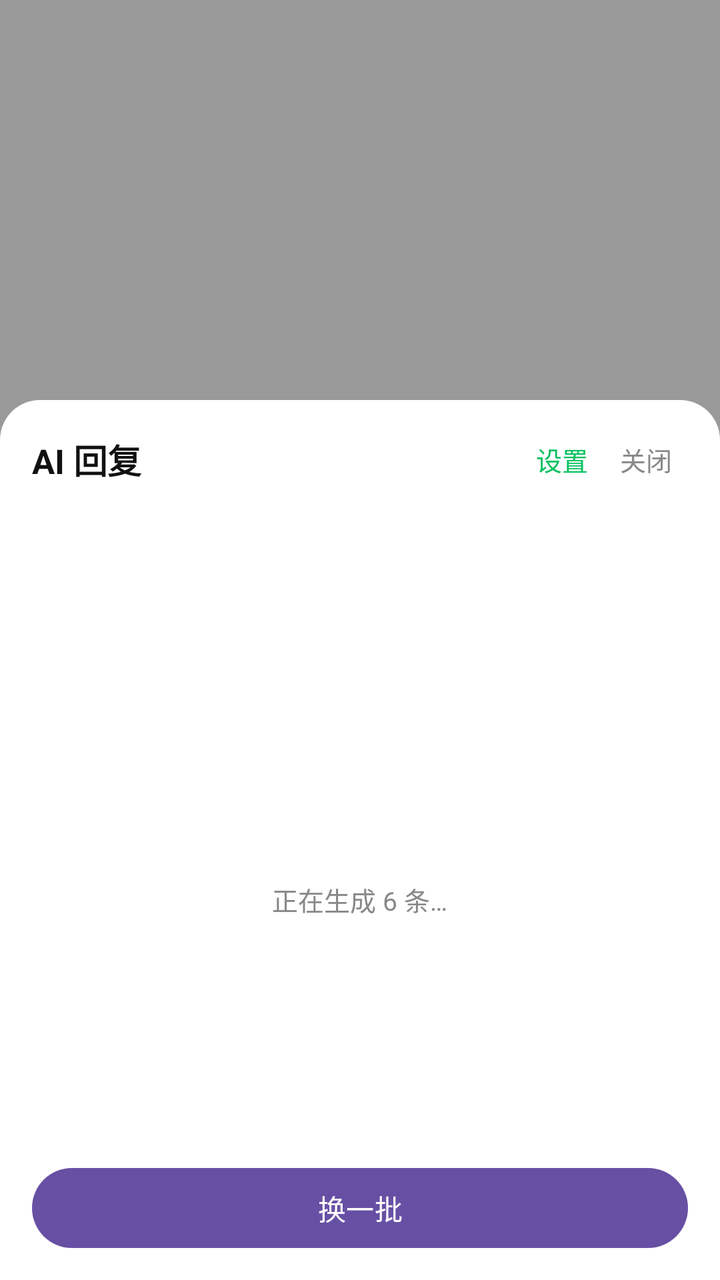
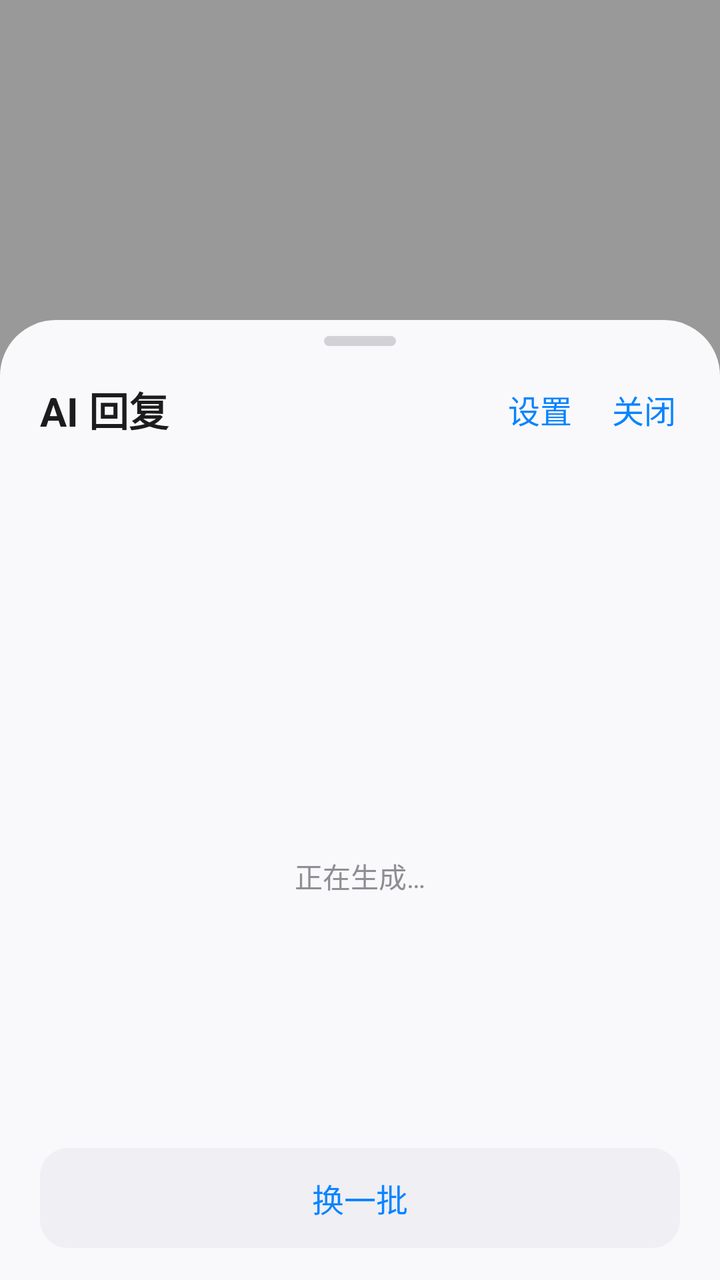

Two renders of the same Android screen: before a commit and after it. Below are the layout's source before the change and the commit's diff.
<!-- AndroidManifest.xml: activity theme Theme.ReplyPanel -->
<!-- res/layout/activity_reply.xml -->
<?xml version="1.0" encoding="utf-8"?>
<FrameLayout xmlns:android="http://schemas.android.com/apk/res/android"
    android:layout_width="match_parent"
    android:layout_height="match_parent">

    <View
        android:id="@+id/scrim"
        android:layout_width="match_parent"
        android:layout_height="match_parent"
        android:background="@color/scrim" />

    <LinearLayout
        android:id="@+id/panel"
        android:layout_width="match_parent"
        android:layout_height="440dp"
        android:layout_gravity="bottom"
        android:background="@drawable/bg_panel"
        android:orientation="vertical"
        android:paddingStart="16dp"
        android:paddingTop="12dp"
        android:paddingEnd="16dp"
        android:paddingBottom="12dp">

        <LinearLayout
            android:layout_width="match_parent"
            android:layout_height="wrap_content"
            android:gravity="center_vertical"
            android:orientation="horizontal">

            <TextView
                android:layout_width="0dp"
                android:layout_height="wrap_content"
                android:layout_weight="1"
                android:text="AI 回复"
                android:textColor="@color/text_primary"
                android:textSize="17sp"
                android:textStyle="bold" />

            <TextView
                android:id="@+id/btnSettings"
                android:layout_width="wrap_content"
                android:layout_height="wrap_content"
                android:padding="8dp"
                android:text="设置"
                android:textColor="@color/accent"
                android:textSize="13sp" />

            <TextView
                android:id="@+id/btnClose"
                android:layout_width="wrap_content"
                android:layout_height="wrap_content"
                android:padding="8dp"
                android:text="关闭"
                android:textColor="@color/text_secondary"
                android:textSize="13sp" />
        </LinearLayout>

        <TextView
            android:id="@+id/tvSource"
            android:layout_width="match_parent"
            android:layout_height="wrap_content"
            android:layout_marginTop="2dp"
            android:ellipsize="end"
            android:maxLines="2"
            android:textColor="@color/text_secondary"
            android:textSize="12sp" />

        <FrameLayout
            android:layout_width="match_parent"
            android:layout_height="0dp"
            android:layout_marginTop="10dp"
            android:layout_weight="1">

            <androidx.recyclerview.widget.RecyclerView
                android:id="@+id/list"
                android:layout_width="match_parent"
                android:layout_height="match_parent"
                android:clipToPadding="false"
                android:paddingBottom="8dp"
                android:visibility="gone" />

            <LinearLayout
                android:id="@+id/loading"
                android:layout_width="match_parent"
                android:layout_height="match_parent"
                android:gravity="center"
                android:orientation="vertical">

                <ProgressBar
                    android:layout_width="40dp"
                    android:layout_height="40dp" />

                <TextView
                    android:layout_width="wrap_content"
                    android:layout_height="wrap_content"
                    android:layout_marginTop="12dp"
                    android:text="正在生成 6 条…"
                    android:textColor="@color/text_secondary"
                    android:textSize="13sp" />
            </LinearLayout>

            <ScrollView
                android:id="@+id/errorScroll"
                android:layout_width="match_parent"
                android:layout_height="match_parent"
                android:visibility="gone">

                <TextView
                    android:id="@+id/tvError"
                    android:layout_width="match_parent"
                    android:layout_height="wrap_content"
                    android:gravity="center"
                    android:lineSpacingExtra="4dp"
                    android:padding="20dp"
                    android:textColor="@color/text_secondary"
                    android:textSize="13sp" />
            </ScrollView>

        </FrameLayout>

        <Button
            android:id="@+id/btnRetry"
            android:layout_width="match_parent"
            android:layout_height="48dp"
            android:layout_marginTop="8dp"
            android:text="换一批" />

    </LinearLayout>
</FrameLayout>
<!-- resources referenced by this layout -->
<resources>
  <color name="accent">#07C160</color>
  <color name="scrim">#66000000</color>
  <color name="text_primary">#111111</color>
  <color name="text_secondary">#888888</color>
  <!-- drawable bg_panel (drawable) -->
  <?xml version="1.0" encoding="utf-8"?>
  <shape xmlns:android="http://schemas.android.com/apk/res/android"
      android:shape="rectangle">
      <solid android:color="@color/panel_bg" />
      <corners
          android:topLeftRadius="20dp"
          android:topRightRadius="20dp" />
  </shape>
  <style name="Theme.ReplyPanel" parent="Theme.Material3.Light.NoActionBar">
          <item name="android:windowIsTranslucent">true</item>
          <item name="android:windowBackground">@android:color/transparent</item>
          <item name="android:backgroundDimEnabled">false</item>
          <item name="android:windowNoTitle">true</item>
          <item name="android:windowIsFloating">false</item>
          <item name="android:statusBarColor">@android:color/transparent</item>
          <item name="android:navigationBarColor">@android:color/transparent</item>
      </style>
  <color name="panel_bg">#FFFFFF</color>
</resources>

<!-- the commit's change to res/layout/activity_reply.xml (unified diff, before → after) -->
@@ -12,47 +12,54 @@
     <LinearLayout
         android:id="@+id/panel"
         android:layout_width="match_parent"
-        android:layout_height="440dp"
+        android:layout_height="480dp"
         android:layout_gravity="bottom"
-        android:background="@drawable/bg_panel"
+        android:background="@drawable/bg_sheet"
         android:orientation="vertical"
-        android:paddingStart="16dp"
-        android:paddingTop="12dp"
-        android:paddingEnd="16dp"
-        android:paddingBottom="12dp">
+        android:paddingBottom="16dp">
+
+        <View
+            android:layout_width="36dp"
+            android:layout_height="5dp"
+            android:layout_gravity="center_horizontal"
+            android:layout_marginTop="8dp"
+            android:background="@drawable/bg_handle" />
 
         <LinearLayout
             android:layout_width="match_parent"
             android:layout_height="wrap_content"
+            android:layout_marginTop="10dp"
             android:gravity="center_vertical"
-            android:orientation="horizontal">
+            android:orientation="horizontal"
+            android:paddingStart="20dp"
+            android:paddingEnd="12dp">
 
             <TextView
                 android:layout_width="0dp"
                 android:layout_height="wrap_content"
                 android:layout_weight="1"
                 android:text="AI 回复"
-                android:textColor="@color/text_primary"
-                android:textSize="17sp"
+                android:textColor="@color/ios_label"
+                android:textSize="20sp"
                 android:textStyle="bold" />
 
             <TextView
                 android:id="@+id/btnSettings"
                 android:layout_width="wrap_content"
                 android:layout_height="wrap_content"
-                android:padding="8dp"
+                android:padding="10dp"
                 android:text="设置"
-                android:textColor="@color/accent"
-                android:textSize="13sp" />
+                android:textColor="@color/ios_blue"
+                android:textSize="16sp" />
 
             <TextView
                 android:id="@+id/btnClose"
                 android:layout_width="wrap_content"
                 android:layout_height="wrap_content"
-                android:padding="8dp"
+                android:padding="10dp"
                 android:text="关闭"
-                android:textColor="@color/text_secondary"
-                android:textSize="13sp" />
+                android:textColor="@color/ios_blue"
+                android:textSize="16sp" />
         </LinearLayout>
 
         <TextView
@@ -62,13 +69,15 @@
             android:layout_marginTop="2dp"
             android:ellipsize="end"
             android:maxLines="2"
-            android:textColor="@color/text_secondary"
-            android:textSize="12sp" />
+            android:paddingStart="20dp"
+            android:paddingEnd="20dp"
+            android:textColor="@color/ios_secondary"
+            android:textSize="13sp" />
 
         <FrameLayout
             android:layout_width="match_parent"
             android:layout_height="0dp"
-            android:layout_marginTop="10dp"
+            android:layout_marginTop="12dp"
             android:layout_weight="1">
 
             <androidx.recyclerview.widget.RecyclerView
@@ -76,7 +85,9 @@
                 android:layout_width="match_parent"
                 android:layout_height="match_parent"
                 android:clipToPadding="false"
-                android:paddingBottom="8dp"
+                android:paddingStart="16dp"
+                android:paddingEnd="16dp"
+                android:paddingBottom="4dp"
                 android:visibility="gone" />
 
             <LinearLayout
@@ -94,9 +105,9 @@
                     android:layout_width="wrap_content"
                     android:layout_height="wrap_content"
                     android:layout_marginTop="12dp"
-                    android:text="正在生成 6 条…"
-                    android:textColor="@color/text_secondary"
-                    android:textSize="13sp" />
+                    android:text="正在生成…"
+                    android:textColor="@color/ios_secondary"
+                    android:textSize="14sp" />
             </LinearLayout>
 
             <ScrollView
@@ -110,20 +121,28 @@
                     android:layout_width="match_parent"
                     android:layout_height="wrap_content"
                     android:gravity="center"
-                    android:lineSpacingExtra="4dp"
-                    android:padding="20dp"
-                    android:textColor="@color/text_secondary"
-                    android:textSize="13sp" />
+                    android:lineSpacingExtra="5dp"
+                    android:paddingStart="20dp"
+                    android:paddingTop="16dp"
+                    android:paddingEnd="20dp"
+                    android:textColor="@color/ios_secondary"
+                    android:textSize="15sp" />
             </ScrollView>
 
         </FrameLayout>
 
-        <Button
+        <TextView
             android:id="@+id/btnRetry"
             android:layout_width="match_parent"
-            android:layout_height="48dp"
+            android:layout_height="50dp"
+            android:layout_marginStart="20dp"
             android:layout_marginTop="8dp"
-            android:text="换一批" />
+            android:layout_marginEnd="20dp"
+            android:background="@drawable/bg_button_secondary"
+            android:gravity="center"
+            android:text="换一批"
+            android:textColor="@color/ios_blue"
+            android:textSize="16sp" />
 
     </LinearLayout>
 </FrameLayout>
<!-- resource entries referenced after the edit -->
@@ -1,17 +1,31 @@
 <!-- resources referenced by this layout -->
 <resources>
-  <color name="accent">#07C160</color>
+  <color name="ios_blue">#0A84FF</color>
+  <color name="ios_label">#1C1C1E</color>
+  <color name="ios_secondary">#8E8E93</color>
   <color name="scrim">#66000000</color>
-  <color name="text_primary">#111111</color>
-  <color name="text_secondary">#888888</color>
-  <!-- drawable bg_panel (drawable) -->
+  <!-- drawable bg_button_secondary (drawable) -->
   <?xml version="1.0" encoding="utf-8"?>
   <shape xmlns:android="http://schemas.android.com/apk/res/android"
       android:shape="rectangle">
-      <solid android:color="@color/panel_bg" />
+      <solid android:color="@color/ios_fill" />
+      <corners android:radius="14dp" />
+  </shape>
+  <!-- drawable bg_handle (drawable) -->
+  <?xml version="1.0" encoding="utf-8"?>
+  <shape xmlns:android="http://schemas.android.com/apk/res/android"
+      android:shape="rectangle">
+      <solid android:color="#D1D1D6" />
+      <corners android:radius="100dp" />
+  </shape>
+  <!-- drawable bg_sheet (drawable) -->
+  <?xml version="1.0" encoding="utf-8"?>
+  <shape xmlns:android="http://schemas.android.com/apk/res/android"
+      android:shape="rectangle">
+      <solid android:color="@color/ios_grouped_bg" />
       <corners
-          android:topLeftRadius="20dp"
-          android:topRightRadius="20dp" />
+          android:topLeftRadius="28dp"
+          android:topRightRadius="28dp" />
   </shape>
   <style name="Theme.ReplyPanel" parent="Theme.Material3.Light.NoActionBar">
           <item name="android:windowIsTranslucent">true</item>
@@ -21,7 +35,9 @@
           <item name="android:windowIsFloating">false</item>
           <item name="android:statusBarColor">@android:color/transparent</item>
           <item name="android:navigationBarColor">@android:color/transparent</item>
+          <item name="android:windowAnimationStyle">@null</item>
       </style>
-  <color name="panel_bg">#FFFFFF</color>
+  <color name="ios_fill">#EFEFF4</color>
+  <color name="ios_grouped_bg">#F9F9FB</color>
 </resources>
 
